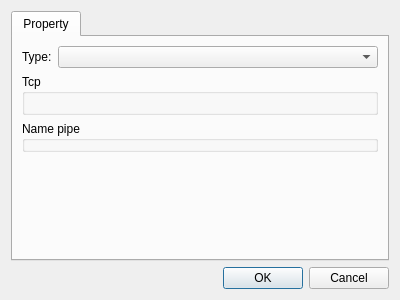
Above: Plugins/RawStream/DlgSettingsRawStream.ui from KangLin/RabbitRemoteControl before the change. Below: the same form after it.
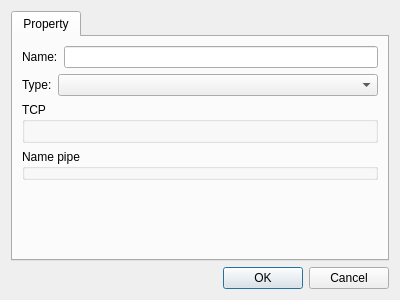
That is the form after the change. Custom widgets are drawn as their Qt base class.

What changed in the file:
```diff
--- a/Plugins/RawStream/DlgSettingsRawStream.ui
+++ b/Plugins/RawStream/DlgSettingsRawStream.ui
@@ -24,14 +24,21 @@
        <string>Property</string>
       </attribute>
       <layout class="QGridLayout" name="gridLayout_3">
-       <item row="2" column="0">
-        <widget class="QGroupBox" name="gpNamePipe">
-         <property name="title">
-          <string>Name pipe</string>
-         </property>
-        </widget>
-       </item>
        <item row="0" column="0">
+        <layout class="QHBoxLayout" name="horizontalLayout_7">
+         <item>
+          <widget class="QLabel" name="label_7">
+           <property name="text">
+            <string>Name:</string>
+           </property>
+          </widget>
+         </item>
+         <item>
+          <widget class="QLineEdit" name="leName"/>
+         </item>
+        </layout>
+       </item>
+       <item row="1" column="0">
         <layout class="QHBoxLayout" name="horizontalLayout">
          <item>
           <widget class="QLabel" name="label">
@@ -52,7 +59,7 @@
          </item>
         </layout>
        </item>
-       <item row="1" column="0">
+       <item row="2" column="0">
         <widget class="QGroupBox" name="gpTcp">
          <property name="sizePolicy">
           <sizepolicy hsizetype="Preferred" vsizetype="Preferred">
@@ -61,7 +68,7 @@
           </sizepolicy>
          </property>
          <property name="title">
-          <string>Tcp</string>
+          <string>TCP</string>
          </property>
          <layout class="QGridLayout" name="gridLayout_2">
           <item row="0" column="0">
@@ -78,6 +85,13 @@
         </widget>
        </item>
        <item row="3" column="0">
+        <widget class="QGroupBox" name="gpNamePipe">
+         <property name="title">
+          <string>Name pipe</string>
+         </property>
+        </widget>
+       </item>
+       <item row="4" column="0">
         <spacer name="verticalSpacer">
          <property name="orientation">
           <enum>Qt::Orientation::Vertical</enum>
```
